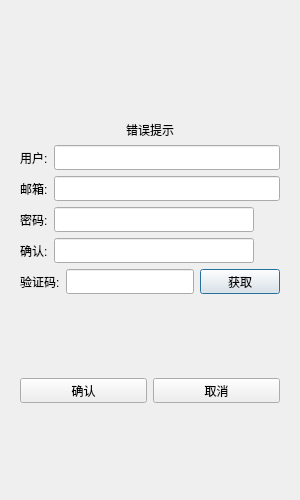
Old version of the form client/llfcchat/registerdialog.ui in the repository genqiaolynn/llfcchat.
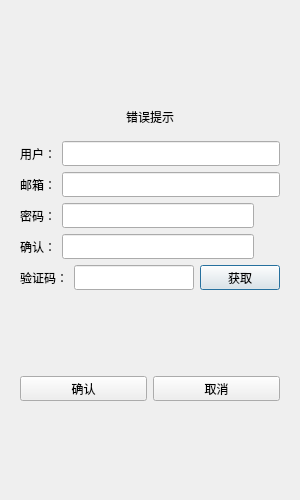
New version of the form. Custom widgets are drawn as their Qt base class.

```diff
--- a/client/llfcchat/registerdialog.ui
+++ b/client/llfcchat/registerdialog.ui
@@ -35,11 +35,6 @@
        </property>
        <widget class="QWidget" name="page">
         <layout class="QVBoxLayout" name="verticalLayout_3">
-         <item>
-          <widget class="QWidget" name="widget" native="true">
-           <layout class="QVBoxLayout" name="verticalLayout_4"/>
-          </widget>
-         </item>
          <item>
           <spacer name="verticalSpacer">
            <property name="orientation">
@@ -54,13 +49,19 @@
           </spacer>
          </item>
          <item>
-          <widget class="QLabel" name="err_tip">
-           <property name="text">
-            <string>错误提示</string>
-           </property>
-           <property name="alignment">
-            <set>Qt::AlignmentFlag::AlignCenter</set>
-           </property>
+          <widget class="QWidget" name="widget" native="true">
+           <layout class="QVBoxLayout" name="verticalLayout_4">
+            <item>
+             <widget class="QLabel" name="err_tip">
+              <property name="text">
+               <string>错误提示</string>
+              </property>
+              <property name="alignment">
+               <set>Qt::AlignmentFlag::AlignCenter</set>
+              </property>
+             </widget>
+            </item>
+           </layout>
           </widget>
          </item>
          <item>
@@ -80,7 +81,7 @@
               </size>
              </property>
              <property name="text">
-              <string>用户:</string>
+              <string>用户：</string>
              </property>
             </widget>
            </item>
@@ -103,7 +104,7 @@
           </layout>
          </item>
          <item>
-          <layout class="QHBoxLayout" name="horizontalLayout_2">
+          <layout class="QHBoxLayout" name="horizontalLayout_3">
            <item>
             <widget class="QLabel" name="email_label">
              <property name="minimumSize">
@@ -119,7 +120,7 @@
               </size>
              </property>
              <property name="text">
-              <string>邮箱:</string>
+              <string>邮箱：</string>
              </property>
             </widget>
            </item>
@@ -142,7 +143,7 @@
           </layout>
          </item>
          <item>
-          <layout class="QHBoxLayout" name="horizontalLayout_3">
+          <layout class="QHBoxLayout" name="horizontalLayout_4">
            <item>
             <widget class="QLabel" name="pass_label">
              <property name="minimumSize">
@@ -158,7 +159,7 @@
               </size>
              </property>
              <property name="text">
-              <string>密码:</string>
+              <string>密码：</string>
              </property>
             </widget>
            </item>
@@ -192,6 +193,9 @@
                <height>20</height>
               </size>
              </property>
+             <property name="styleSheet">
+              <string notr="true"/>
+             </property>
              <property name="text">
               <string/>
              </property>
@@ -200,9 +204,9 @@
           </layout>
          </item>
          <item>
-          <layout class="QHBoxLayout" name="horizontalLayout_4">
+          <layout class="QHBoxLayout" name="horizontalLayout_5">
            <item>
-            <widget class="QLabel" name="confirm_lable">
+            <widget class="QLabel" name="confirm_label">
              <property name="minimumSize">
               <size>
                <width>0</width>
@@ -216,7 +220,7 @@
               </size>
              </property>
              <property name="text">
-              <string>确认:</string>
+              <string>确认：</string>
              </property>
             </widget>
            </item>
@@ -250,6 +254,9 @@
                <height>20</height>
               </size>
              </property>
+             <property name="styleSheet">
+              <string notr="true"/>
+             </property>
              <property name="text">
               <string/>
              </property>
@@ -258,9 +265,9 @@
           </layout>
          </item>
          <item>
-          <layout class="QHBoxLayout" name="horizontalLayout_5">
+          <layout class="QHBoxLayout" name="horizontalLayout_6">
            <item>
-            <widget class="QLabel" name="verify_label">
+            <widget class="QLabel" name="varify_label">
              <property name="minimumSize">
               <size>
                <width>0</width>
@@ -274,12 +281,12 @@
               </size>
              </property>
              <property name="text">
-              <string>验证码:</string>
+              <string>验证码：</string>
              </property>
             </widget>
            </item>
            <item>
-            <widget class="QLineEdit" name="verify_edit">
+            <widget class="QLineEdit" name="varify_edit">
              <property name="minimumSize">
               <size>
                <width>0</width>
@@ -329,7 +336,7 @@
           </spacer>
          </item>
          <item>
-          <layout class="QHBoxLayout" name="horizontalLayout_6">
+          <layout class="QHBoxLayout" name="horizontalLayout_7">
            <item>
             <widget class="QPushButton" name="sure_btn">
              <property name="minimumSize">
@@ -435,7 +442,7 @@
          </item>
          <item>
           <widget class="QWidget" name="widget_2" native="true">
-           <layout class="QHBoxLayout" name="horizontalLayout_7">
+           <layout class="QHBoxLayout" name="horizontalLayout_2">
             <item>
              <spacer name="horizontalSpacer">
               <property name="orientation">
@@ -443,7 +450,7 @@
               </property>
               <property name="sizeHint" stdset="0">
                <size>
-                <width>80</width>
+                <width>40</width>
                 <height>20</height>
                </size>
               </property>
@@ -475,7 +482,7 @@
               </property>
               <property name="sizeHint" stdset="0">
                <size>
-                <width>80</width>
+                <width>40</width>
                 <height>20</height>
                </size>
               </property>
@@ -506,16 +513,16 @@
   </layout>
  </widget>
  <customwidgets>
-  <customwidget>
-   <class>TimerBtn</class>
-   <extends>QPushButton</extends>
-   <header>timerbtn.h</header>
-  </customwidget>
   <customwidget>
    <class>ClickedLabel</class>
    <extends>QLabel</extends>
    <header>clickedlabel.h</header>
   </customwidget>
+  <customwidget>
+   <class>TimerBtn</class>
+   <extends>QPushButton</extends>
+   <header location="global">timerbtn.h</header>
+  </customwidget>
  </customwidgets>
  <resources/>
  <connections/>
```
Left out of the diff: 10 changed lines with no effect on the pictures.
